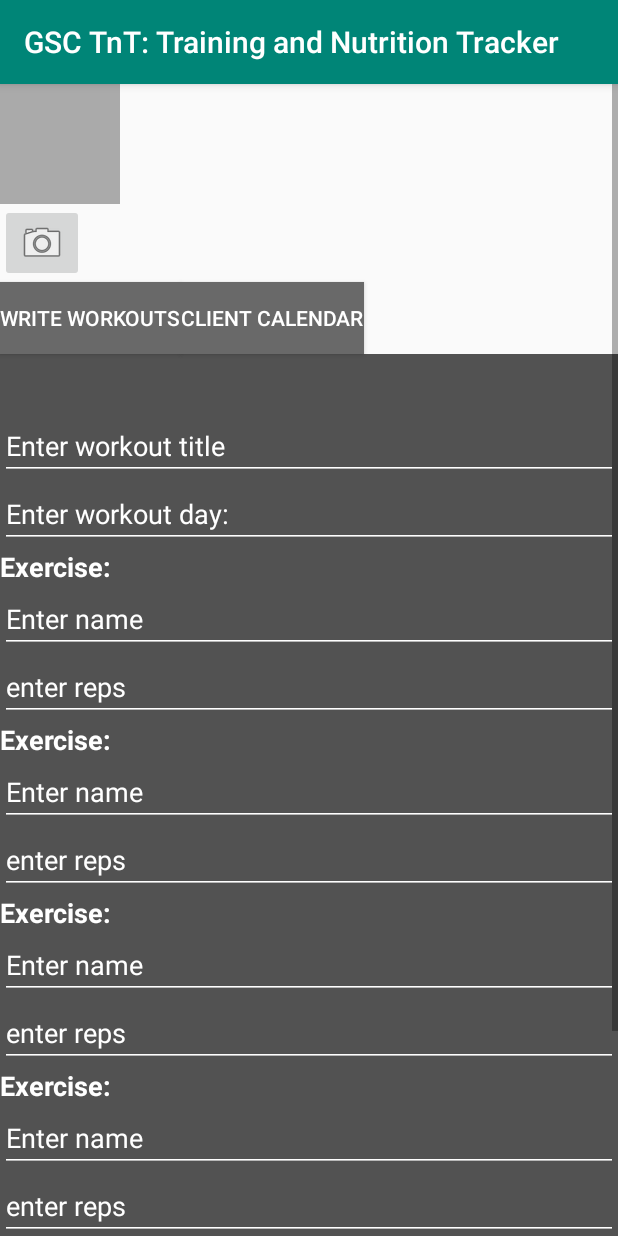
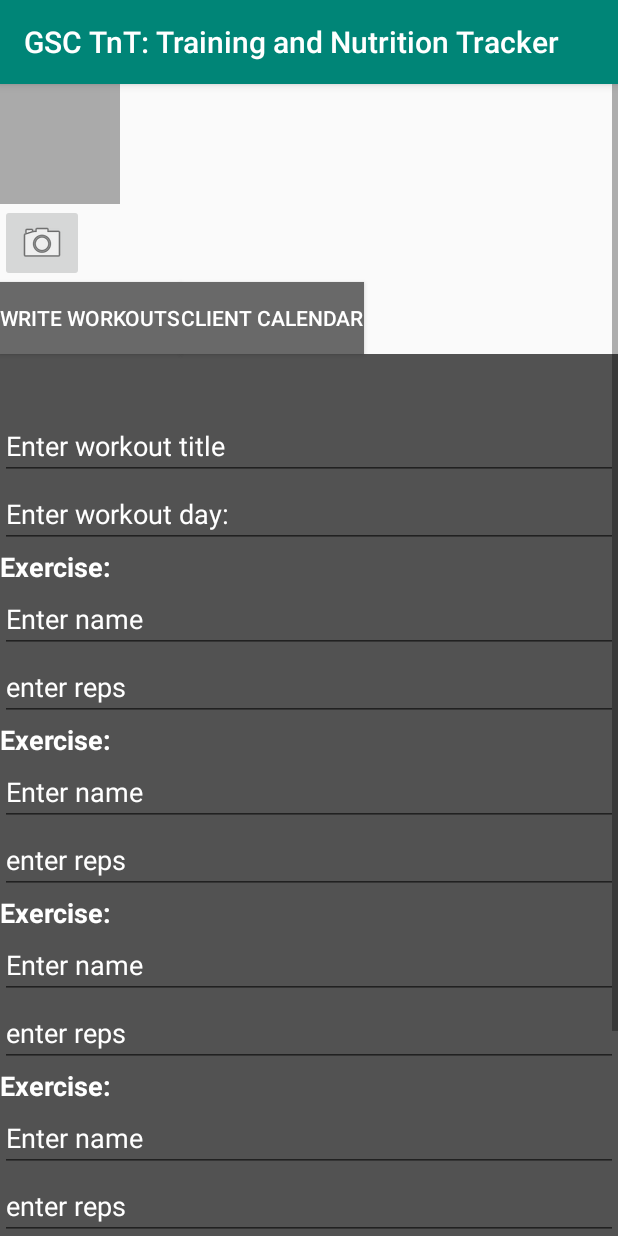
Before and after one commit to ultimatezachgrafton/GSCTrainingandNutritionTracker, an Android app: the fragment AdminClientProfileFragment placed in its activity, on a phone screen of 412 x 824 dp. Run offline under Robolectric (Android 15) with nearby library versions, the phone set to English and light mode, and no system bars; our stand-ins replace Firebase (no records; nobody signed in at launch, a user with empty details on screens opened directly), data binding.

Commit message:
dynamic ets

```diff
--- a/app/src/main/java/zachg/gsctrainingandnutritiontracker/ui/fragments/AdminClientProfileFragment.java
+++ b/app/src/main/java/zachg/gsctrainingandnutritiontracker/ui/fragments/AdminClientProfileFragment.java
@@ -4,6 +4,7 @@ import android.content.Intent;
 import android.content.pm.PackageManager;
 import android.content.pm.ResolveInfo;
 import android.graphics.Bitmap;
+import android.graphics.Color;
 import android.net.Uri;
 import android.os.Bundle;
 import android.provider.MediaStore;
@@ -55,7 +56,7 @@ public class AdminClientProfileFragment extends Fragment {
     private String exerciseName2, exerciseReps2, exerciseName3, exerciseReps3, exerciseName4,
             exerciseReps4, exerciseName5, exerciseReps5, generatedExerciseName, generatedExerciseReps;
     private ArrayList<EditText> exerciseNameEditTextArray = new ArrayList<>();
-    private ArrayList<EditText> exerciseRepsEditTexttArray = new ArrayList<>();
+    private ArrayList<EditText> exerciseRepsEditTextArray = new ArrayList<>();
     private ArrayList<Exercise> generatedExerciseArray = new ArrayList<>();
     private Exercise exercise = new Exercise();
     private Exercise exercise2 = new Exercise();
@@ -98,6 +99,11 @@ public class AdminClientProfileFragment extends Fragment {
 
         bCameraButton = v.findViewById(R.id.bCamera);
         photoFile = getPhotoFile(currentClient);
+
+        // initialize array values
+        EditText et = new EditText(getContext());
+        while(exerciseNameEditTextArray.size() < totalExerciseNameEditTexts) exerciseNameEditTextArray.add(0, et);
+        while(exerciseRepsEditTextArray.size() < totalExerciseRepsEditTexts) exerciseRepsEditTextArray.add(0, et);
 
         final Intent captureImage = new Intent(MediaStore.ACTION_IMAGE_CAPTURE);
         bCameraButton.setOnClickListener( new View.OnClickListener() {
@@ -263,7 +269,7 @@ public class AdminClientProfileFragment extends Fragment {
     }
 
     public void addLine(LinearLayout ll) {
-        Log.d(TAG, "addLine");
+        Log.d(TAG, String.valueOf(exerciseNameEditTextArray.size()));
 
         // add edittext
         EditText et = new EditText(getContext());
@@ -272,18 +278,19 @@ public class AdminClientProfileFragment extends Fragment {
         et.setLayoutParams(p);
         et2.setLayoutParams(p);
 
+        String exStr = "Excercise: ";
+        et.setHintTextColor(Color.WHITE);//getResources().getColor(R.color.white));
+        et2.setHintTextColor(Color.WHITE);
         et.setHint("Enter exercise");
         et2.setHint("Enter reps");
-        et.setHintTextColor(getResources().getColor(R.color.white));
-        et2.setHintTextColor(getResources().getColor(R.color.white));
         et.setId(totalExerciseNameEditTexts + 1);
         et2.setId(totalExerciseRepsEditTexts + 1);
+
         ll.addView(et);
         ll.addView(et2);
 
         exerciseNameEditTextArray.add(totalExerciseNameEditTexts, et);
-        exerciseRepsEditTexttArray.add();
-
+        exerciseRepsEditTextArray.add(totalExerciseRepsEditTexts, et2);
 
         totalExerciseNameEditTexts++;
         totalExerciseRepsEditTexts++;
@@ -310,7 +317,7 @@ public void getEtValues(String workoutTitle, String workoutDay, User currentClie
         // set exerciseName and exerciseReps
         for (int i=0; i < exerciseNameEditTextArray.size(); i++) {
             String exName = exerciseNameEditTextArray.get(i).getText().toString();
-            String exReps = exerciseRepsEditTexttArray.get(i).getText().toString();
+            String exReps = exerciseRepsEditTextArray.get(i).getText().toString();
             Exercise generatedExercise = new Exercise(exName, exReps);
             exArray.add(generatedExercise);
         }
--- a/app/src/main/res/layout/fragment_admin_client_profile.xml
+++ b/app/src/main/res/layout/fragment_admin_client_profile.xml
@@ -147,8 +147,7 @@
             android:layout_height="wrap_content"
             android:hint="Enter workout title"
             android:text="@={workoutTitle}"
-            android:textColorHint="@android:color/white"
-            android:backgroundTint="@android:color/white"/>
+            android:textColorHint="@android:color/white"/>
 
         <EditText
             android:layout_width="match_parent"
@@ -157,7 +156,6 @@
             android:singleLine="true"
             android:hint="@string/enterDay"
             android:textColorHint="@android:color/white"
-            android:backgroundTint="@android:color/white"
             android:text="@={workoutDay}"/>
 
         <TextView
@@ -177,7 +175,6 @@
             android:inputType="text"
             android:singleLine="true"
             android:textColorHint="@android:color/white"
-            android:backgroundTint="@android:color/white"
             android:text="@={exerciseName}"/>
 
         <EditText
@@ -186,7 +183,6 @@
             android:id="@+id/etReps"
             android:hint="enter reps"
             android:textColorHint="@android:color/white"
-            android:backgroundTint="@android:color/white"
             android:text="@={exerciseReps}"/>
 
         <TextView
@@ -197,7 +193,6 @@
             android:text="@string/exercise"
             android:textSize="18sp"
             android:textColorHint="@android:color/white"
-            android:backgroundTint="@android:color/white"
             android:textStyle="bold" />
 
         <EditText
@@ -208,7 +203,6 @@
             android:inputType="text"
             android:singleLine="true"
             android:textColorHint="@android:color/white"
-            android:backgroundTint="@android:color/white"
             android:text="@={exerciseName2}"/>
 
         <EditText
@@ -217,7 +211,6 @@
             android:id="@+id/etReps2"
             android:hint="enter reps"
             android:textColorHint="@android:color/white"
-            android:backgroundTint="@android:color/white"
             android:text="@={exerciseReps2}"/>
 
         <TextView
@@ -237,7 +230,6 @@
             android:inputType="text"
             android:singleLine="true"
             android:textColorHint="@android:color/white"
-            android:backgroundTint="@android:color/white"
             android:text="@={exerciseName3}"/>
 
         <EditText
@@ -245,7 +237,6 @@
             android:layout_height="wrap_content"
             android:id="@+id/etReps3"
             android:textColorHint="@android:color/white"
-            android:backgroundTint="@android:color/white"
             android:hint="enter reps"
             android:text="@={exerciseReps3}"/>
 
@@ -266,7 +257,6 @@
             android:inputType="text"
             android:singleLine="true"
             android:textColorHint="@android:color/white"
-            android:backgroundTint="@android:color/white"
             android:text="@={exerciseName4}"/>
 
         <EditText
@@ -275,7 +265,6 @@
             android:id="@+id/etReps4"
             android:hint="enter reps"
             android:textColorHint="@android:color/white"
-            android:backgroundTint="@android:color/white"
             android:text="@={exerciseReps4}"/>
 
         <TextView
@@ -295,7 +284,6 @@
             android:inputType="text"
             android:singleLine="true"
             android:textColorHint="@android:color/white"
-            android:backgroundTint="@android:color/white"
             android:text="@={exerciseName5}"/>
 
         <EditText
@@ -304,7 +292,6 @@
             android:id="@+id/etReps5"
             android:hint="enter reps"
             android:textColorHint="@android:color/white"
-            android:backgroundTint="@android:color/white"
             android:text="@={exerciseReps5}"/>
     </LinearLayout>
 
```
